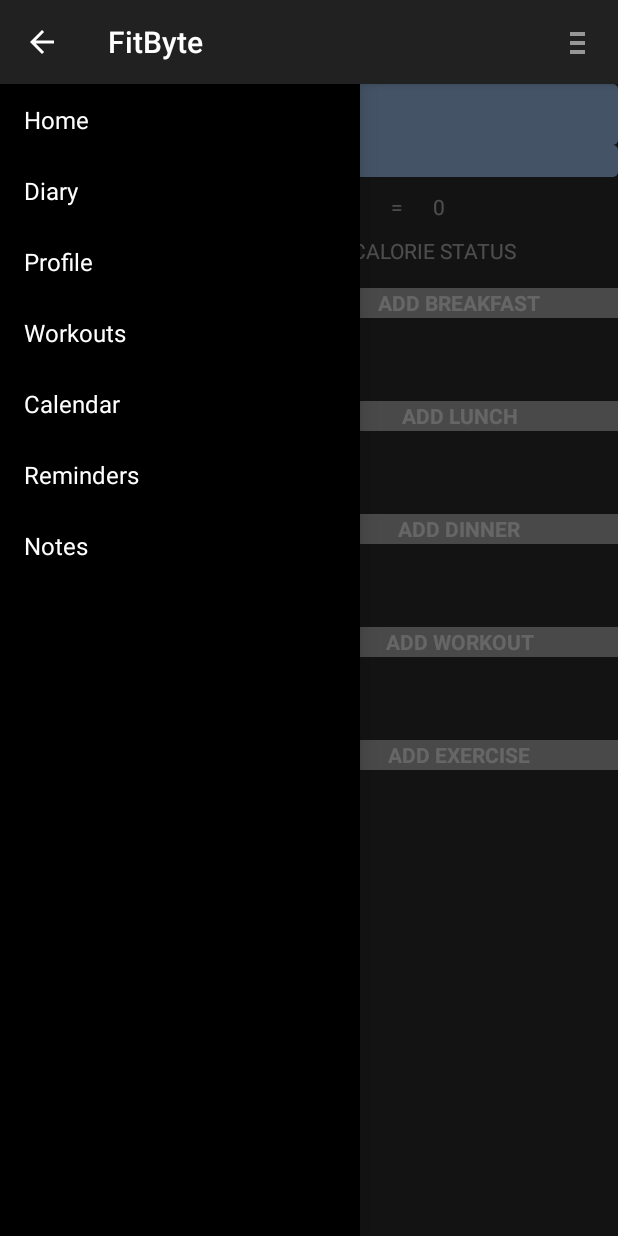
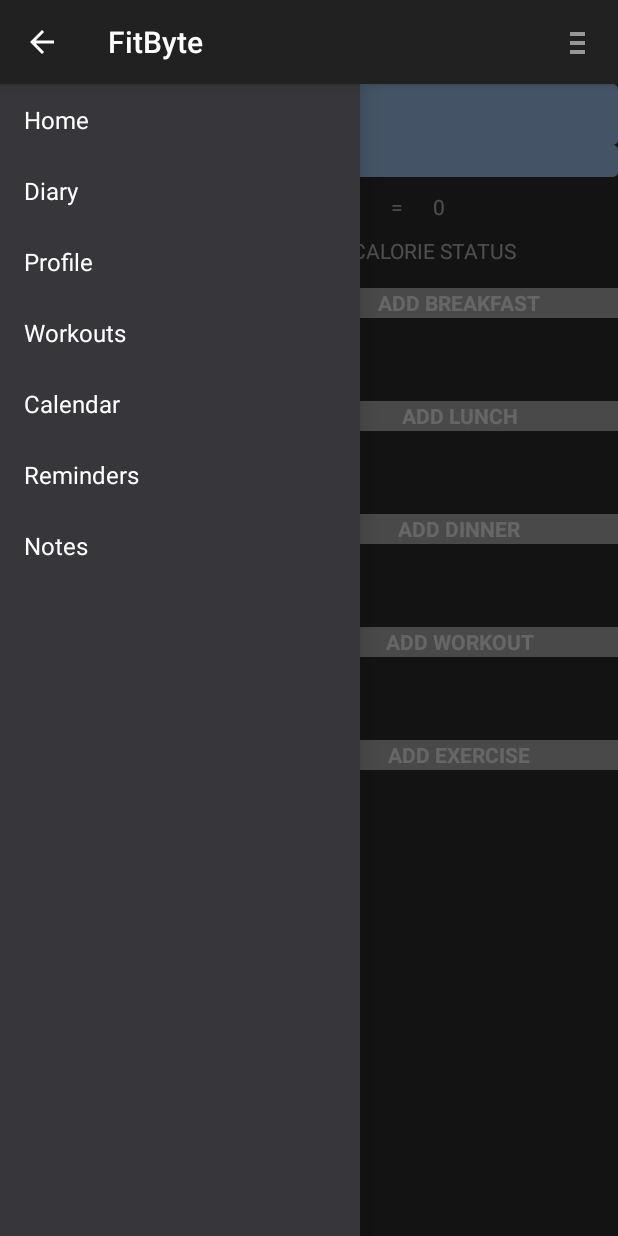
Before and after one commit to pmalavia/FitByte, an Android app: the Diary screen opened directly, with no data from a screen before it, with the side drawer open, on a phone screen of 412 x 824 dp. Run offline under Robolectric (Android 15) with nearby library versions, the phone set to English and light mode, and no system bars; 1 statement that could not run was skipped.

Commit message:
Color change
Color change to the list view

```diff
--- a/app/src/main/java/com/example/fitbyte/fitbyte/MenuNavigation.java
+++ b/app/src/main/java/com/example/fitbyte/fitbyte/MenuNavigation.java
@@ -58,7 +58,7 @@ public class MenuNavigation extends ActionBarActivity {
 
 
         menu = new String[]{"Home", "Diary","Profile", "Workouts","Calendar","Reminders","Notes"};
-        adapter = new ArrayAdapter<String>(this,android.R.layout.simple_list_item_1,menu);
+        adapter = new ArrayAdapter<String>(this,android.R.layout.simple_list_item_activated_1,menu);
         listView.setAdapter(adapter);
         listView.setSelector(android.R.color.holo_blue_dark);
         listView.setOnItemClickListener(new AdapterView.OnItemClickListener() {
--- a/app/src/main/res/layout/calendar_layout.xml
+++ b/app/src/main/res/layout/calendar_layout.xml
@@ -46,5 +46,5 @@
         android:choiceMode="singleChoice"
         android:divider="@android:color/transparent"
         android:dividerHeight="0dp"
-        android:background="#000"/>
+        android:background="#ff36363b"/>
 </android.support.v4.widget.DrawerLayout>
--- a/app/src/main/res/layout/diary_layout.xml
+++ b/app/src/main/res/layout/diary_layout.xml
@@ -318,5 +318,5 @@ android:layout_gravity="start"
 android:choiceMode="singleChoice"
 android:divider="@android:color/transparent"
 android:dividerHeight="0dp"
-    android:background="#000"/>
+    android:background="#ff36363b"/>
     </android.support.v4.widget.DrawerLayout>
--- a/app/src/main/res/layout/distancetracker_layout.xml
+++ b/app/src/main/res/layout/distancetracker_layout.xml
@@ -71,5 +71,5 @@
         android:choiceMode="singleChoice"
         android:divider="@android:color/transparent"
         android:dividerHeight="0dp"
-        android:background="#000"/>
+        android:background="#ff36363b"/>
 </android.support.v4.widget.DrawerLayout>
--- a/app/src/main/res/layout/homepage_layout.xml
+++ b/app/src/main/res/layout/homepage_layout.xml
@@ -175,5 +175,6 @@
         android:choiceMode="singleChoice"
         android:divider="@android:color/transparent"
         android:dividerHeight="0dp"
-        android:background="#000"/>
+
+        android:background="#ff36363b"/>
 </android.support.v4.widget.DrawerLayout>
--- a/app/src/main/res/layout/newexercise_layout.xml
+++ b/app/src/main/res/layout/newexercise_layout.xml
@@ -88,5 +88,5 @@
         android:choiceMode="singleChoice"
         android:divider="@android:color/transparent"
         android:dividerHeight="0dp"
-        android:background="#000"/>
+        android:background="#ff36363b"/>
 </android.support.v4.widget.DrawerLayout>
--- a/app/src/main/res/layout/notes_layout.xml
+++ b/app/src/main/res/layout/notes_layout.xml
@@ -81,5 +81,5 @@
         android:choiceMode="singleChoice"
         android:divider="@android:color/transparent"
         android:dividerHeight="0dp"
-        android:background="#000"/>
+        android:background="#ff36363b"/>
 </android.support.v4.widget.DrawerLayout>
--- a/app/src/main/res/layout/reminder_layout.xml
+++ b/app/src/main/res/layout/reminder_layout.xml
@@ -65,5 +65,5 @@
         android:choiceMode="singleChoice"
         android:divider="@android:color/transparent"
         android:dividerHeight="0dp"
-        android:background="#000"/>
+        android:background="#ff36363b"/>
 </android.support.v4.widget.DrawerLayout>
--- a/app/src/main/res/layout/workoutmain_layout.xml
+++ b/app/src/main/res/layout/workoutmain_layout.xml
@@ -88,5 +88,5 @@ android:layout_gravity="start"
 android:choiceMode="singleChoice"
 android:divider="@android:color/transparent"
 android:dividerHeight="0dp"
-    android:background="#000"/>
+    android:background="#ff36363b"/>
     </android.support.v4.widget.DrawerLayout>
```
